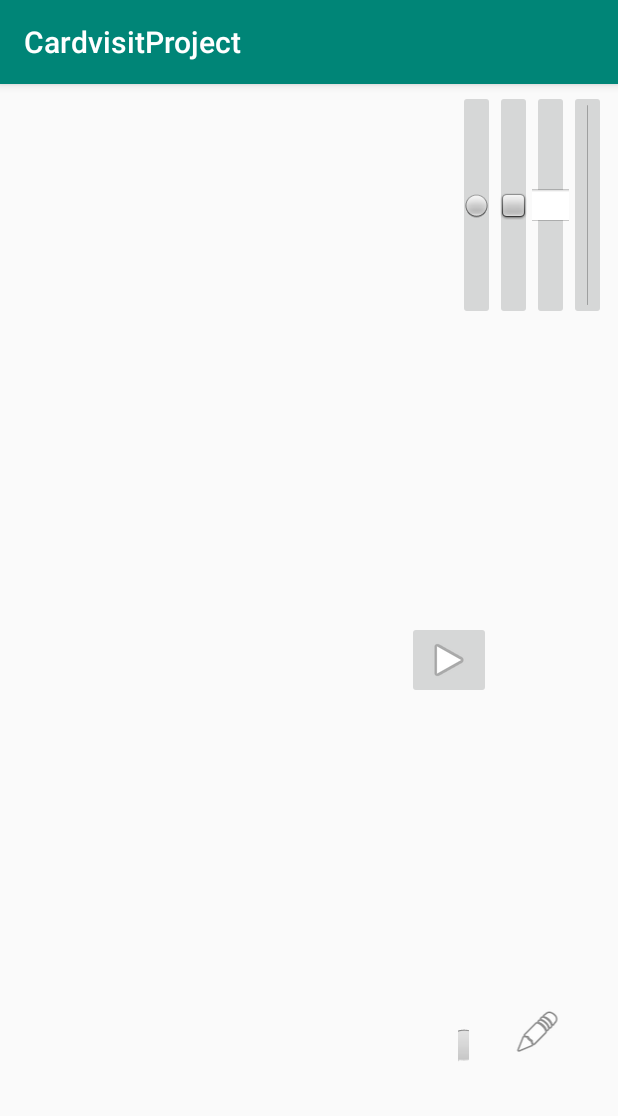
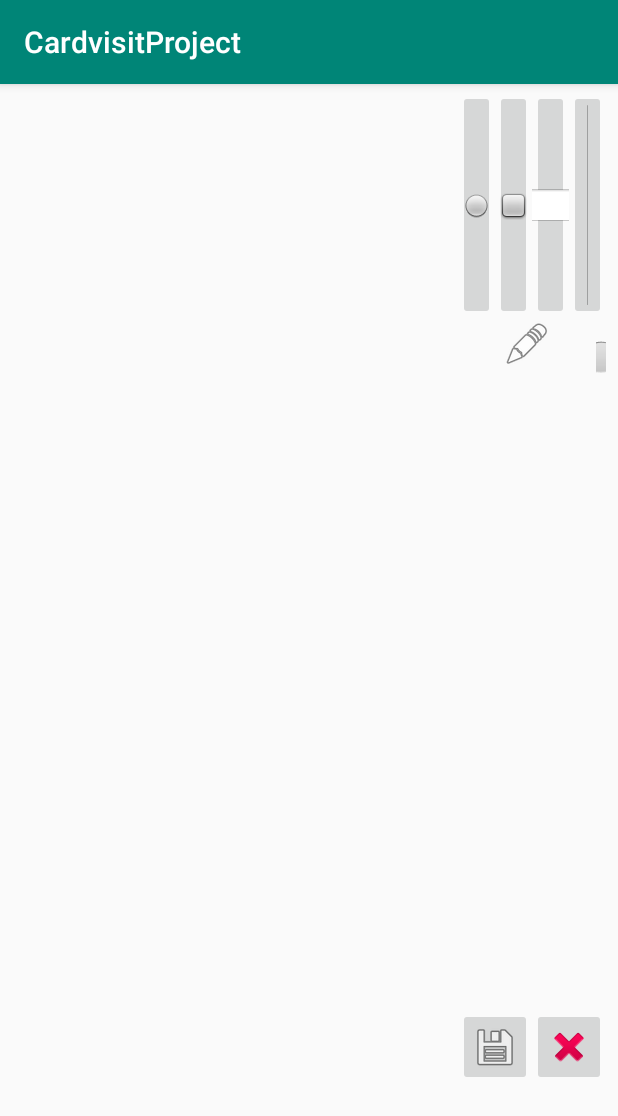
Before and after one commit to trannhattam1995/CardvisitProject, an Android app: the screen it shows after launch (Update_CardvisitActivity), after a tap on an icon or button, on a phone screen of 412 x 824 dp. Shown: the top 1116 px of the screen. Run offline under Robolectric (Android 15) with nearby library versions, the light colour scheme and no system bars; Roboto replaces fonts that are not available here.

Commit message:
作成した名刺を保存

```diff
--- a/app/src/main/AndroidManifest.xml
+++ b/app/src/main/AndroidManifest.xml
@@ -3,8 +3,11 @@
           package="com.example.eternity.cardvisitproject">
     /*インターネットをアクセス権限*/
     <uses-permission android:name="android.permission.INTERNET"/>
-    /*インターネットをアクセス権限*/
+    /*GPS情報をアクセス権限*/
     <uses-permission android:name="android.permission.ACCESS_FINE_LOCATION"/>
+
+    <uses-permission android:name="android.permission.READ_EXTERNAL_STORAGE"></uses-permission>
+    <uses-permission android:name="android.permission.WRITE_EXTERNAL_STORAGE"></uses-permission>
 
     <application
             android:allowBackup="true"
--- a/app/src/main/java/com/example/eternity/cardvisitproject/MainActivity.kt
+++ b/app/src/main/java/com/example/eternity/cardvisitproject/MainActivity.kt
@@ -1,9 +1,11 @@
 package com.example.eternity.cardvisitproject
 
+import android.content.Context
 import android.content.Intent
+import android.graphics.BitmapFactory
 import android.os.Bundle
 import android.support.v7.app.AppCompatActivity
-import kotlinx.android.synthetic.main.activity_information__register.*
+import android.util.Base64
 import kotlinx.android.synthetic.main.activity_main.*
 
 class MainActivity : AppCompatActivity() {
@@ -27,7 +29,10 @@ class MainActivity : AppCompatActivity() {
             startActivity(intent)
         })
 
-
+        var preference  = getSharedPreferences("cardImage" , Context.MODE_PRIVATE)
+        var img_decode : String = preference.getString("image" , "")
+        var byte = Base64.decode( img_decode.toByteArray() , Base64.DEFAULT)
+        card_visit_img.setImageBitmap( BitmapFactory.decodeByteArray(byte , 0 , byte.size))
     }
 
 
--- a/app/src/main/res/layout/activity_main.xml
+++ b/app/src/main/res/layout/activity_main.xml
@@ -30,7 +30,7 @@
                     app:layout_constraintTop_toTopOf="parent" app:layout_constraintVertical_bias="0.968"
                     app:srcCompat="@android:drawable/ic_menu_edit"/>
             <ImageView
-                    android:id="@+id/imageView" android:layout_height="0dp" android:layout_weight="1"
+                    android:id="@+id/card_visit_img" android:layout_height="0dp" android:layout_weight="1"
                     android:layout_width="0dp" android:scaleType="fitXY" android:layout_marginTop="8dp"
                     android:layout_marginLeft="8dp" android:layout_marginStart="8dp"
                     android:layout_marginBottom="8dp" android:layout_marginEnd="8dp"
--- a/app/src/main/res/layout/activity_update__cardvisit.xml
+++ b/app/src/main/res/layout/activity_update__cardvisit.xml
@@ -6,14 +6,6 @@
         android:layout_width="match_parent"
         android:layout_height="match_parent"
         android:layout_weight="1" tools:context=".Update_CardvisitActivity">
-    <ImageButton
-            android:id="@+id/show_layout_bt"
-            android:layout_width="wrap_content" android:layout_height="wrap_content"
-            android:layout_marginEnd="8dp" android:layout_marginRight="8dp"
-            android:layout_marginLeft="8dp" android:layout_marginStart="8dp"
-            app:layout_constraintBottom_toBottomOf="parent" app:layout_constraintEnd_toEndOf="parent"
-            app:layout_constraintHorizontal_bias="0.774" app:layout_constraintStart_toStartOf="parent"
-            app:layout_constraintTop_toTopOf="parent" app:srcCompat="@android:drawable/ic_media_play"/>
     <LinearLayout
             android:id="@+id/MainLayout"
             android:orientation="horizontal"
@@ -67,7 +59,20 @@
             <LinearLayout
                     android:orientation="horizontal"
                     android:layout_width="match_parent"
-                    android:layout_height="match_parent" android:layout_weight="1"/>
+                    android:layout_height="match_parent" android:layout_weight="1">
+                <ImageView
+                        android:id="@+id/drag_bt"
+                        android:layout_width="183dp"
+                        android:layout_height="wrap_content"
+                        android:layout_weight="1"
+                        app:srcCompat="@android:drawable/ic_menu_edit"/>
+                <ImageButton
+                        android:id="@+id/oval_bt"
+                        android:layout_width="match_parent"
+                        android:layout_height="wrap_content"
+                        android:layout_weight="1"
+                        app:srcCompat="@android:drawable/sym_action_chat"/>
+            </LinearLayout>
 
             <LinearLayout
                     android:orientation="horizontal"
@@ -77,18 +82,17 @@
                     android:scrollbarSize="1dp">
 
                 <ImageButton
-                        android:id="@+id/oval_bt"
+                        android:id="@+id/save_bt"
                         android:layout_width="match_parent"
                         android:layout_height="wrap_content"
                         android:layout_weight="1"
-                        app:srcCompat="@android:drawable/sym_action_chat" />
-
-                <ImageView
-                        android:id="@+id/drag_bt"
-                        android:layout_width="183dp"
+                        app:srcCompat="@android:drawable/ic_menu_save"/>
+                <ImageButton
+                        android:id="@+id/back_bt"
+                        android:layout_width="match_parent"
                         android:layout_height="wrap_content"
                         android:layout_weight="1"
-                        app:srcCompat="@android:drawable/ic_menu_edit" />
+                        app:srcCompat="@android:drawable/ic_delete"/>
             </LinearLayout>
         </LinearLayout>
     </LinearLayout>
--- a/app/src/main/res/layout/sample_draw_view.xml
+++ b/app/src/main/res/layout/sample_draw_view.xml
@@ -6,8 +6,8 @@
 
     <com.example.eternity.cardvisitproject.DrawView
             android:background="#ccc"
-            android:layout_width="300dp"
-            android:layout_height="300dp"
+            android:layout_width="match_parent"
+            android:layout_height="match_parent"
             android:paddingLeft="20dp"
             android:paddingBottom="40dp"
             app:exampleColor="#33b5e5"
```
Also changed, not shown: app/src/main/java/com/example/eternity/cardvisitproject/Update_CardvisitActivity.kt (+28 -26 lines).
